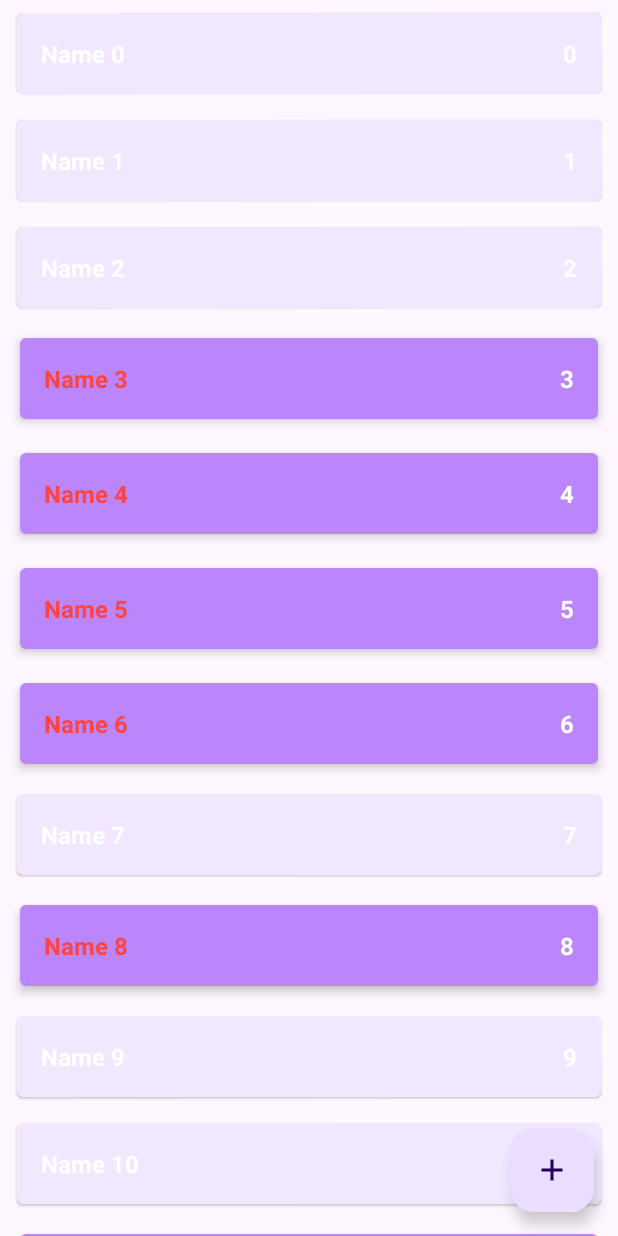
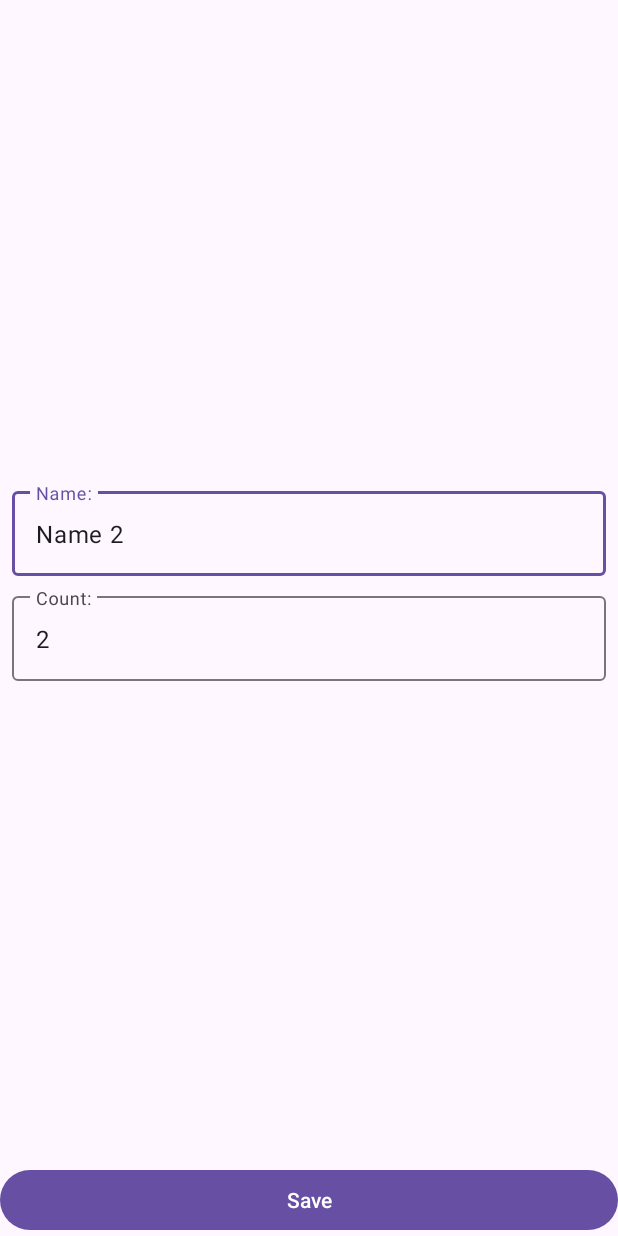
Before and after one commit to AleksVira/StepikShoppingList, an Android app: the screen it shows after launch (MainActivity before the commit, ShopItemActivity after it), after a tap on an icon or button, on a phone screen of 412 x 824 dp. Run offline under Robolectric (Android 15) with nearby library versions, the phone set to English and light mode, and no system bars.

Commit message:
Second activity

```diff
--- a/app/src/main/AndroidManifest.xml
+++ b/app/src/main/AndroidManifest.xml
@@ -12,6 +12,8 @@
         android:supportsRtl="true"
         android:theme="@style/Theme.StepShopList"
         tools:targetApi="31">
+        <activity android:name=".presentation.ShopItemActivity"
+            android:windowSoftInputMode="adjustResize"/>
         <activity
             android:name=".presentation.MainActivity"
             android:exported="true">
--- a/app/src/main/java/ru/virarnd/stepshoplist/presentation/MainActivity.kt
+++ b/app/src/main/java/ru/virarnd/stepshoplist/presentation/MainActivity.kt
@@ -9,6 +9,7 @@ import androidx.core.view.WindowInsetsCompat
 import androidx.lifecycle.ViewModelProvider
 import androidx.recyclerview.widget.ItemTouchHelper
 import androidx.recyclerview.widget.RecyclerView
+import com.google.android.material.floatingactionbutton.FloatingActionButton
 import ru.virarnd.stepshoplist.R
 
 class MainActivity : AppCompatActivity() {
@@ -36,6 +37,10 @@ class MainActivity : AppCompatActivity() {
             Log.d(TAG, "ShopList: $it")
             shopListAdapter.submitList(it)
         }
+        val buttonAddItem = findViewById<FloatingActionButton>(R.id.button_add_shop_item)
+        buttonAddItem.setOnClickListener {
+            startActivity(ShopItemActivity.newIntentAddItem(this))
+        }
     }
 
     private fun setupRecyclerView() {
@@ -58,6 +63,7 @@ class MainActivity : AppCompatActivity() {
         }
         shopListAdapter.shopItemClickListener = {
             Log.d(TAG, "setupRecyclerView: clicked ${it.name}")
+            startActivity(ShopItemActivity.newIntentEditItem(this, it.id))
         }
         shopListAdapter.shopListItemRemoveListener = {
             viewModel.deleteItem(it)
--- /dev/null
+++ b/app/src/main/java/ru/virarnd/stepshoplist/presentation/ShopItemActivity.kt
@@ -0,0 +1,156 @@
+package ru.virarnd.stepshoplist.presentation
+
+import android.content.Context
+import android.content.Intent
+import android.os.Bundle
+import android.text.Editable
+import android.text.TextWatcher
+import android.widget.Button
+import android.widget.EditText
+import androidx.appcompat.app.AppCompatActivity
+import androidx.lifecycle.ViewModelProvider
+import com.google.android.material.textfield.TextInputLayout
+import ru.virarnd.stepshoplist.R
+import ru.virarnd.stepshoplist.domain.ShopItem
+
+class ShopItemActivity : AppCompatActivity() {
+
+    private lateinit var viewModel: ShopItemViewModel
+
+    private lateinit var tilName: TextInputLayout
+    private lateinit var tilCount: TextInputLayout
+    private lateinit var etName: EditText
+    private lateinit var etCount: EditText
+    private lateinit var buttonSave: Button
+
+    private var screenMode = MODE_UNKNOWN
+    private var shopItemId = ShopItem.UNDEFINED_ID
+
+    companion object {
+        private const val EXTRA_SCREEN_MODE = "extra_mode"
+        private const val EXTRA_SHOP_ITEM_ID = "shop_item_id"
+        private const val MODE_EDIT = "mode_edit"
+        private const val MODE_ADD = "mode_add"
+        private const val MODE_UNKNOWN = ""
+
+        fun newIntentAddItem(context: Context): Intent {
+            val intent = Intent(context, ShopItemActivity::class.java)
+            intent.putExtra(EXTRA_SCREEN_MODE, MODE_ADD)
+            return intent
+        }
+
+        fun newIntentEditItem(context: Context, itemId: Int): Intent {
+            val intent = Intent(context, ShopItemActivity::class.java)
+            intent.putExtra(EXTRA_SCREEN_MODE, MODE_EDIT)
+            intent.putExtra(EXTRA_SHOP_ITEM_ID, itemId)
+            return intent
+        }
+    }
+
+    override fun onCreate(savedInstanceState: Bundle?) {
+        super.onCreate(savedInstanceState)
+        setContentView(R.layout.activity_shop_item)
+        parseIntent()
+        viewModel = ViewModelProvider(this)[ShopItemViewModel::class.java]
+        initViews()
+        setTextChangeListeners()
+        setMode()
+        observeViewModel()
+    }
+
+    private fun setMode() {
+        when (screenMode) {
+            MODE_EDIT -> launchEditMode()
+            MODE_ADD -> launchAddMode()
+        }
+    }
+
+    private fun observeViewModel() {
+        viewModel.errorInputCount.observe(this) {
+            val message = if (it) {
+                getString(R.string.error_input_count)
+            } else {
+                null
+            }
+            tilCount.error = message
+        }
+        viewModel.errorInputName.observe(this) {
+            val message = if (it) {
+                getString(R.string.error_input_name)
+            } else {
+                null
+            }
+            tilName.error = message
+        }
+        viewModel.shouldCloseScreen.observe(this) {
+            finish()
+        }
+    }
+
+    private fun setTextChangeListeners() {
+        etCount.addTextChangedListener(object : TextWatcher {
+            override fun beforeTextChanged(s: CharSequence?, start: Int, count: Int, after: Int) {}
+
+            override fun onTextChanged(s: CharSequence?, start: Int, before: Int, count: Int) {
+                viewModel.resetErrorInputCount()
+            }
+
+            override fun afterTextChanged(s: Editable?) {}
+
+        })
+        etName.addTextChangedListener(object : TextWatcher {
+            override fun beforeTextChanged(s: CharSequence?, start: Int, count: Int, after: Int) {}
+
+            override fun onTextChanged(s: CharSequence?, start: Int, before: Int, count: Int) {
+                viewModel.resetErrorInputName()
+            }
+
+            override fun afterTextChanged(s: Editable?) {}
+
+        })
+    }
+
+    private fun initViews() {
+        tilName = findViewById(R.id.til_name)
+        tilCount = findViewById(R.id.til_count)
+        etName = findViewById(R.id.et_name)
+        etCount = findViewById(R.id.et_count)
+        buttonSave = findViewById(R.id.save_button)
+    }
+
+    private fun parseIntent() {
+        if (!intent.hasExtra(EXTRA_SCREEN_MODE)) {
+            throw RuntimeException("Param screen mode is absent")
+        }
+        val mode = intent.getStringExtra(EXTRA_SCREEN_MODE)
+        if (mode != MODE_ADD && mode != MODE_EDIT) {
+            throw RuntimeException("Unknown screen mode: $mode")
+        }
+        screenMode = mode
+
+        if (screenMode == MODE_EDIT) {
+            if (!intent.hasExtra(EXTRA_SHOP_ITEM_ID)) {
+                throw RuntimeException("Param shop item ID is absent")
+            }
+            shopItemId = intent.getIntExtra(EXTRA_SHOP_ITEM_ID, ShopItem.UNDEFINED_ID)
+        }
+    }
+
+    private fun launchEditMode() {
+        viewModel.getShopItem(shopItemId)
+        viewModel.shopItem.observe(this) {
+            etName.setText(it.name)
+            etCount.setText(it.count.toString())
+        }
+        buttonSave.setOnClickListener {
+            viewModel.editShopItem(etName.text?.toString(), etCount.text?.toString())
+        }
+    }
+
+    private fun launchAddMode() {
+        buttonSave.setOnClickListener {
+            viewModel.addShopItem(etName.text?.toString(), etCount.text?.toString())
+        }
+
+    }
+}
--- /dev/null
+++ b/app/src/main/java/ru/virarnd/stepshoplist/presentation/ShopItemViewModel.kt
@@ -0,0 +1,97 @@
+package ru.virarnd.stepshoplist.presentation
+
+import androidx.lifecycle.LiveData
+import androidx.lifecycle.MutableLiveData
+import androidx.lifecycle.ViewModel
+import ru.virarnd.stepshoplist.data.ShopListRepositoryImpl
+import ru.virarnd.stepshoplist.domain.AddShopItemUseCase
+import ru.virarnd.stepshoplist.domain.EditShopItemUseCase
+import ru.virarnd.stepshoplist.domain.GetShopItemByIdUseCase
+import ru.virarnd.stepshoplist.domain.ShopItem
+
+class ShopItemViewModel : ViewModel() {
+
+    private val repository = ShopListRepositoryImpl
+    private val getShopItemByIdUseCase = GetShopItemByIdUseCase(repository)
+    private val addShopItemUseCase = AddShopItemUseCase(repository)
+    private val editShopItemUseCase = EditShopItemUseCase(repository)
+
+    private val _errorInputName = MutableLiveData<Boolean>()
+    val errorInputName : LiveData<Boolean>
+        get() = _errorInputName
+
+    private val _errorInputCount = MutableLiveData<Boolean>()
+    val errorInputCount : LiveData<Boolean>
+        get() = _errorInputCount
+
+    private val _shopItem = MutableLiveData<ShopItem>()
+    val shopItem: LiveData<ShopItem>
+        get() = _shopItem
+
+    private val _shouldCloseScreen = MutableLiveData<Unit>()
+    val shouldCloseScreen: LiveData<Unit>
+        get() = _shouldCloseScreen
+
+
+    fun getShopItem(itemId: Int) {
+        val item = getShopItemByIdUseCase.getShopItem(itemId)
+        _shopItem.value = item
+    }
+
+    fun addShopItem(inputName: String?, inputCount: String?) {
+        val name = parseName(inputName)
+        val count = parseCount(inputCount)
+        if (validateInput(name, count)) {
+            addShopItemUseCase.addShopItem(ShopItem(name, count, true))
+            finishWork()
+        }
+    }
+
+    fun editShopItem(inputName: String?, inputCount: String?) {
+        val name = parseName(inputName)
+        val count = parseCount(inputCount)
+        if (validateInput(name, count)) {
+            _shopItem.value?.let {
+                editShopItemUseCase.editShopItem(it.copy(name = name, count = count))
+                finishWork()
+            }
+        }
+    }
+
+    private fun parseName(inputName: String?): String {
+        return inputName?.trim() ?: ""
+    }
+
+    private fun parseCount(inputName: String?): Int {
+        return try {
+            inputName?.trim()?.toInt() ?: 0
+        } catch (e: Exception) {
+            0
+        }
+    }
+
+    private fun validateInput(name: String, count: Int) : Boolean {
+        var result = true;
+        if (name.isBlank()) {
+            _errorInputName.value = true
+            result = false
+        }
+        if (count <= 0) {
+            _errorInputCount.value = true
+            result = false
+        }
+        return result
+    }
+
+    fun resetErrorInputName() {
+        _errorInputName.value = false
+    }
+
+    fun resetErrorInputCount() {
+        _errorInputCount.value = false
+    }
+
+    private fun finishWork() {
+        _shouldCloseScreen.value = Unit
+    }
+}
--- /dev/null
+++ b/app/src/main/res/layout/activity_shop_item.xml
@@ -0,0 +1,58 @@
+<?xml version="1.0" encoding="utf-8"?>
+<androidx.constraintlayout.widget.ConstraintLayout xmlns:android="http://schemas.android.com/apk/res/android"
+    xmlns:app="http://schemas.android.com/apk/res-auto"
+    xmlns:tools="http://schemas.android.com/tools"
+    android:layout_width="match_parent"
+    android:layout_height="match_parent"
+    tools:context=".presentation.ShopItemActivity">
+
+    <com.google.android.material.textfield.TextInputLayout
+        android:id="@+id/til_name"
+        android:layout_width="0dp"
+        android:layout_height="wrap_content"
+        android:layout_marginStart="8dp"
+        android:layout_marginEnd="8dp"
+        android:layout_marginBottom="4dp"
+        app:layout_constraintBottom_toTopOf="@id/til_count"
+        app:layout_constraintEnd_toEndOf="parent"
+        app:layout_constraintStart_toStartOf="parent"
+        app:layout_constraintTop_toTopOf="parent"
+        app:layout_constraintVertical_chainStyle="packed">
+
+        <com.google.android.material.textfield.TextInputEditText
+            android:id="@+id/et_name"
+            android:layout_width="match_parent"
+            android:layout_height="wrap_content"
+            android:hint="@string/name_hint"
+            android:inputType="textCapWords" />
+    </com.google.android.material.textfield.TextInputLayout>
+
+    <com.google.android.material.textfield.TextInputLayout
+        android:id="@+id/til_count"
+        android:layout_width="0dp"
+        android:layout_height="wrap_content"
+        android:layout_marginStart="8dp"
+        android:layout_marginTop="4dp"
+        android:layout_marginEnd="8dp"
+        app:layout_constraintBottom_toTopOf="@+id/save_button"
+        app:layout_constraintEnd_toEndOf="parent"
+        app:layout_constraintStart_toStartOf="parent"
+        app:layout_constraintTop_toBottomOf="@+id/til_name">
+
+        <com.google.android.material.textfield.TextInputEditText
+            android:id="@+id/et_count"
+            android:layout_width="match_parent"
+            android:layout_height="wrap_content"
+            android:hint="@string/count_hint"
+            android:inputType="number" />
+    </com.google.android.material.textfield.TextInputLayout>
+
+    <Button
+        android:id="@+id/save_button"
+        android:layout_width="0dp"
+        android:layout_height="wrap_content"
+        android:text="@string/save_btn"
+        app:layout_constraintBottom_toBottomOf="parent"
+        app:layout_constraintEnd_toEndOf="parent"
+        app:layout_constraintStart_toStartOf="parent" />
+</androidx.constraintlayout.widget.ConstraintLayout>
--- a/app/src/main/res/values/strings.xml
+++ b/app/src/main/res/values/strings.xml
@@ -1,4 +1,9 @@
 <resources>
     <string name="app_name">stepShopList</string>
     <string name="add_shop_item_content_description">Add new shop item</string>
+    <string name="name_hint">Name:</string>
+    <string name="count_hint">Count:</string>
+    <string name="save_btn">Save</string>
+    <string name="error_input_name">Invalid name</string>
+    <string name="error_input_count">Invalid count</string>
 </resources>
```
